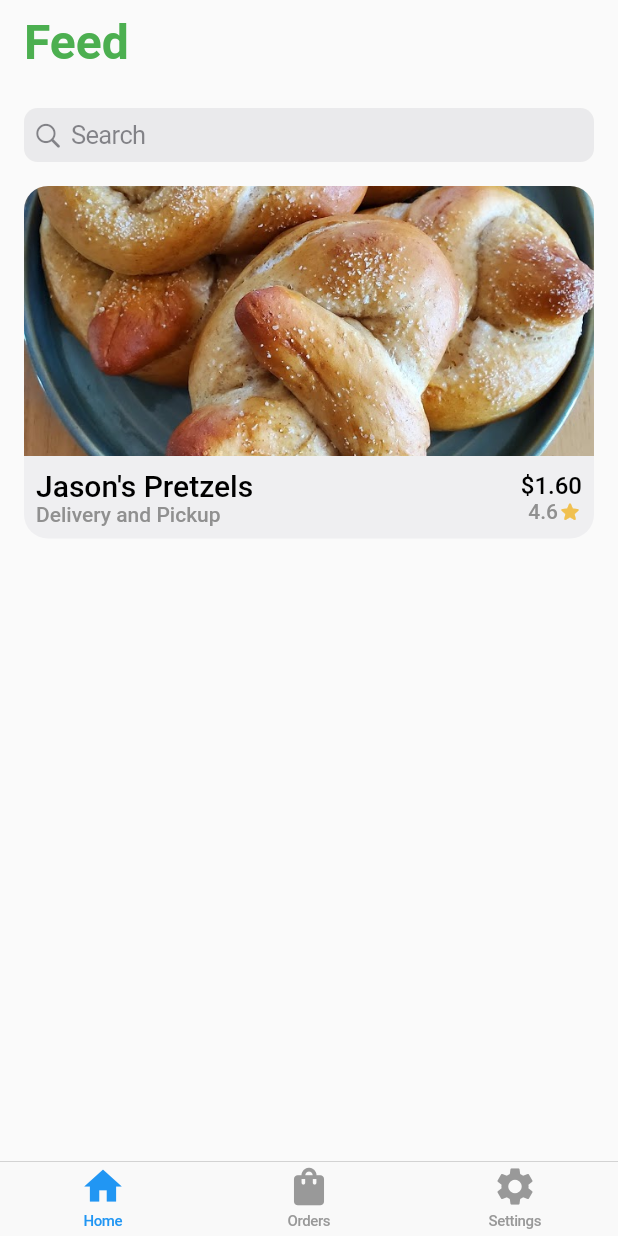
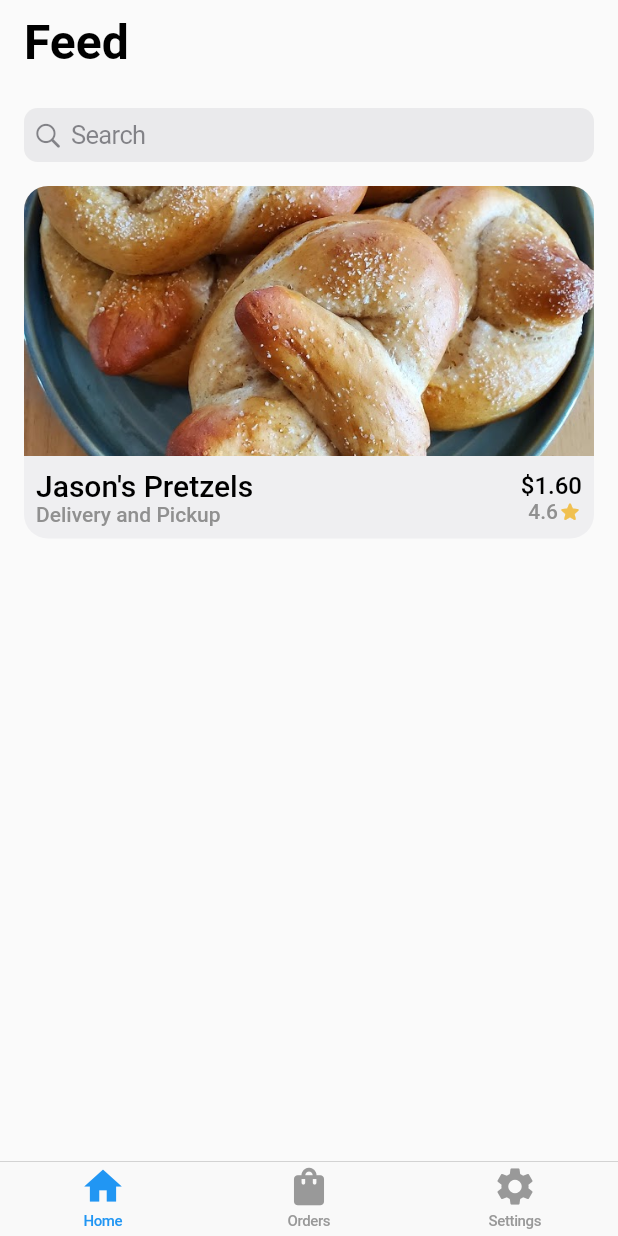
Before and after one commit to Cofu-HackSC/client, a Flutter app: the screen it shows after launch, on a phone screen of 412 x 824 dp. Run offline on Flutter 3.47's test engine with Material 2 defaults, Android fonts, the phone set to English and light mode, and no system bars; our stand-ins replace sliding_up_panel.

Commit message:
changed primary color

```diff
--- a/lib/global/app_theme.dart
+++ b/lib/global/app_theme.dart
@@ -3,7 +3,7 @@ import 'dart:ui';
 import 'package:flutter/material.dart';
 
 class AppTheme {
-  static const Color primary = Colors.green;
+  static const Color primary = Colors.black;
   static const Color primaryText = Color(0xff000000);
   static const Color secondaryText = Color(0xff909090);
   static const Color buttonText = Color(0xffffffff);
```
